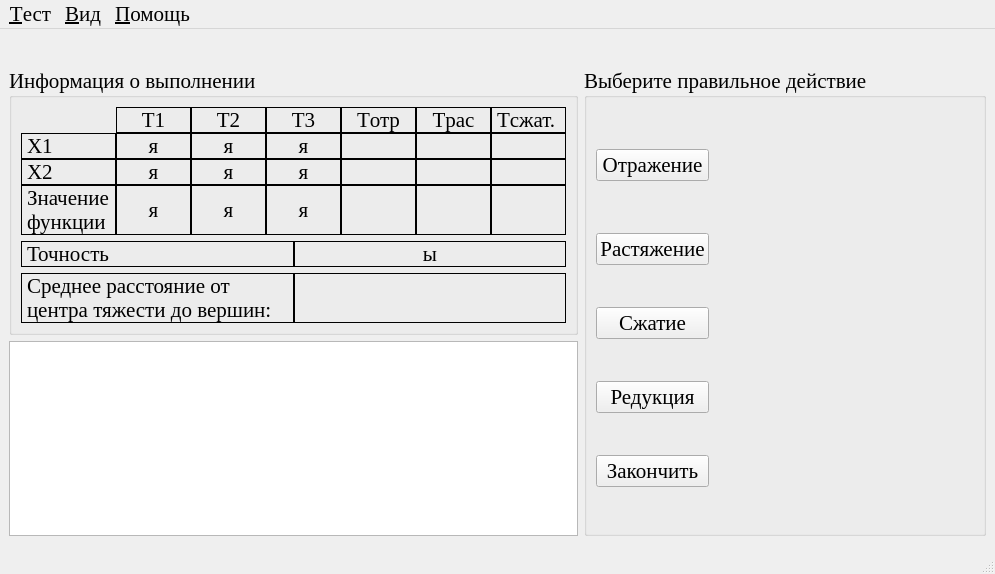
This is optimizationmethods/ui/NeMi.ui in Eliminationzx/optimizationmethods as Qt 5 draws it before an edit. The edited form follows.
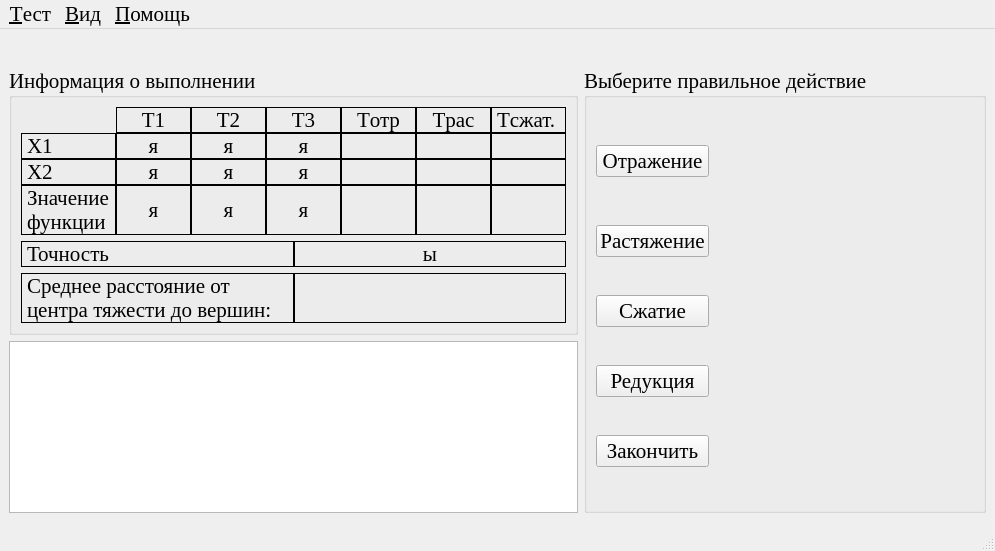
This is the edited form.

Commit message: Сделал отображение точки сжатия в Нелдоре-Миде

```diff
--- a/optimizationmethods/ui/NeMi.ui
+++ b/optimizationmethods/ui/NeMi.ui
@@ -10,7 +10,7 @@
     <x>0</x>
     <y>0</y>
     <width>974</width>
-    <height>574</height>
+    <height>551</height>
    </rect>
   </property>
   <property name="font">
```
Left out of the diff: 2 changed lines with no effect on the pictures. The commit also changes 2 other files.
